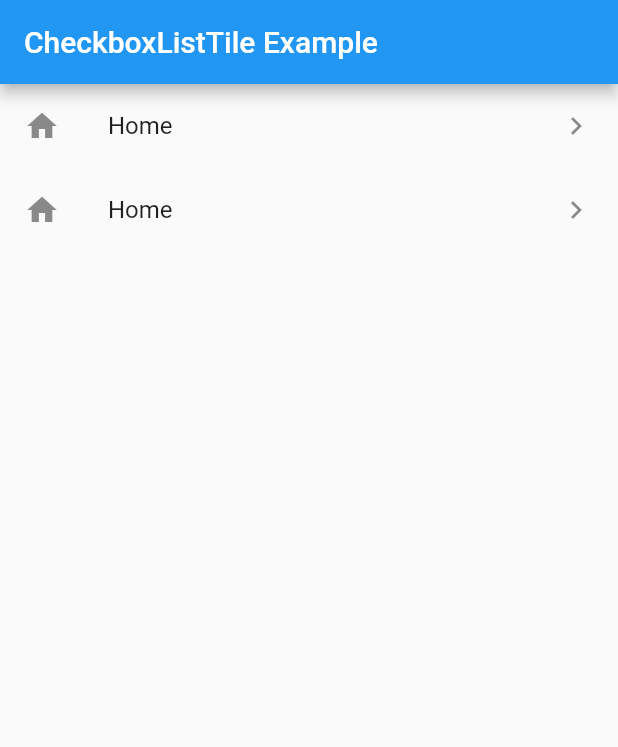
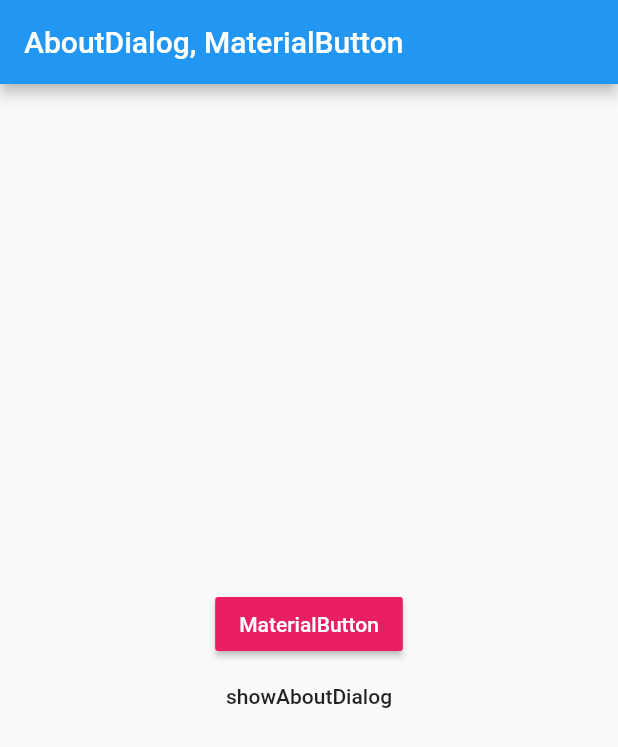
Before and after one commit to gyeongseokKang/flutter_tutorial, a Flutter app: the screen it shows after launch, on a phone screen of 412 x 824 dp. Shown: the top 747 px of the screen. Run offline on Flutter 3.47's test engine with Material 2 defaults, Android fonts, the phone set to English and light mode, and no system bars.

Commit message:
[Tutorial] #15 AboutDialog, SnackBar

```diff
--- a/lib/main.dart
+++ b/lib/main.dart
@@ -1,71 +1,98 @@
+import 'package:flutter/foundation.dart';
 import 'package:flutter/material.dart';
-void main() => runApp(MyApp());
 
-/// This Widget is the main application widget.
+void main() {
+  LicenseRegistry.addLicense(() async* {
+    yield LicenseEntryWithLineBreaks(
+      ['my_package'],
+      'Blah blah.',
+    );
+  });
+  runApp(MyApp());
+}
+
 class MyApp extends StatelessWidget {
-  static const String _title = 'CheckboxListTile Example';
+  @override
+  Widget build(BuildContext context) {
+    return MaterialApp(
+      title: 'AboutDialog App',
+      theme: ThemeData(
+        primarySwatch: Colors.blue,
+      ),
+      home: MyHomePage(),
+    );
+  }
+}
+
+class MyHomePage extends StatelessWidget {
+  @override
+  Widget build(BuildContext context) {
+    AboutDialog();
+
+    return Scaffold(
+      appBar: AppBar(
+        title: Text('AboutDialog, MaterialButton'),
+      ),
+      body: Center(
+        child: MyMenu(),
+      ),
+    );
+  }
+}
+
+class MyMenu extends StatelessWidget {
+  @override
+  Widget build(BuildContext context) {
+    return Column(
+      mainAxisAlignment: MainAxisAlignment.center,
+      children: <Widget>[
+        MaterialButton(
+          onPressed: () => Scaffold.of(context).showSnackBar(SnackBar(
+            content: Text('Sorry, not implemented.'),
+          )),
+          color: Colors.pink,
+          textColor: Colors.white,
+          child: Text('MaterialButton'),
+        ),
+        MaterialButton(
+          onPressed: () {
+            showAboutDialog(
+              context: context,
+              applicationVersion: 'App version : 1.0.0',
+              applicationIcon: MyAppIcon(),
+              applicationName: 'App name : Example',
+              applicationLegalese:
+              'This application is example code for everyone',
+              children: [
+                Padding(
+                  padding: const EdgeInsets.only(top: 20),
+                  child: Text('This is where I\'d put more information about '
+                      'this app, if there was anything interesting to say.'),
+                ),
+              ],
+            );
+          },
+          child: Text('showAboutDialog'),
+        ),
+      ],
+    );
+  }
+}
+
+class MyAppIcon extends StatelessWidget {
+  static const double size = 32;
 
   @override
   Widget build(BuildContext context) {
-    return MaterialApp(
-      title: _title,
-      home: Scaffold(
-        appBar: AppBar(title: const Text(_title)),
-        body: SafeArea(
-          child: ListView(
-            scrollDirection: Axis.vertical,
-            children: <Widget>[
-              ListTile(
-                leading: Icon(Icons.home),
-                title: Text('Home'),
-                trailing: Icon(Icons.navigate_next),
-                onTap: (){},
-              ),
-              ListTile(
-                leading: Icon(Icons.home),
-                title: Text('Home'),
-                trailing: Icon(Icons.navigate_next),
-                onTap: (){},
-              ),
-            ],
-          ),
-          top: true,
-          bottom: true,
-          right: true,
-          left: false,
-          maintainBottomViewPadding: false,
+    return Center(
+      child: Padding(
+        padding: const EdgeInsets.symmetric(vertical: 8.0),
+        child: SizedBox(
+          width: size,
+          height: size,
+          child: FlutterLogo(),
         ),
       ),
     );
   }
 }
-
-class MyStatefulWidget extends StatefulWidget {
-  MyStatefulWidget({Key key}) : super(key: key);
-
-  @override
-  _MyStatefulWidgetState createState() => _MyStatefulWidgetState();
-}
-
-class _MyStatefulWidgetState extends State<MyStatefulWidget> {
-  bool _ischecked = false;
-  @override
-  Widget build(BuildContext context) {
-    return CheckboxListTile(
-      title: const Text('title : CheckBox'),
-      subtitle: const Text('subtitle : click me!'),
-      value: _ischecked,
-      onChanged: (bool value) {
-        setState(() {
-          _ischecked = value;
-
-        });
-      },
-      secondary: const Icon(Icons.home),
-      activeColor: Colors.red,
-      checkColor: Colors.black,
-      isThreeLine: false,
-      selected: _ischecked,
-    );
-  }
-}
```
